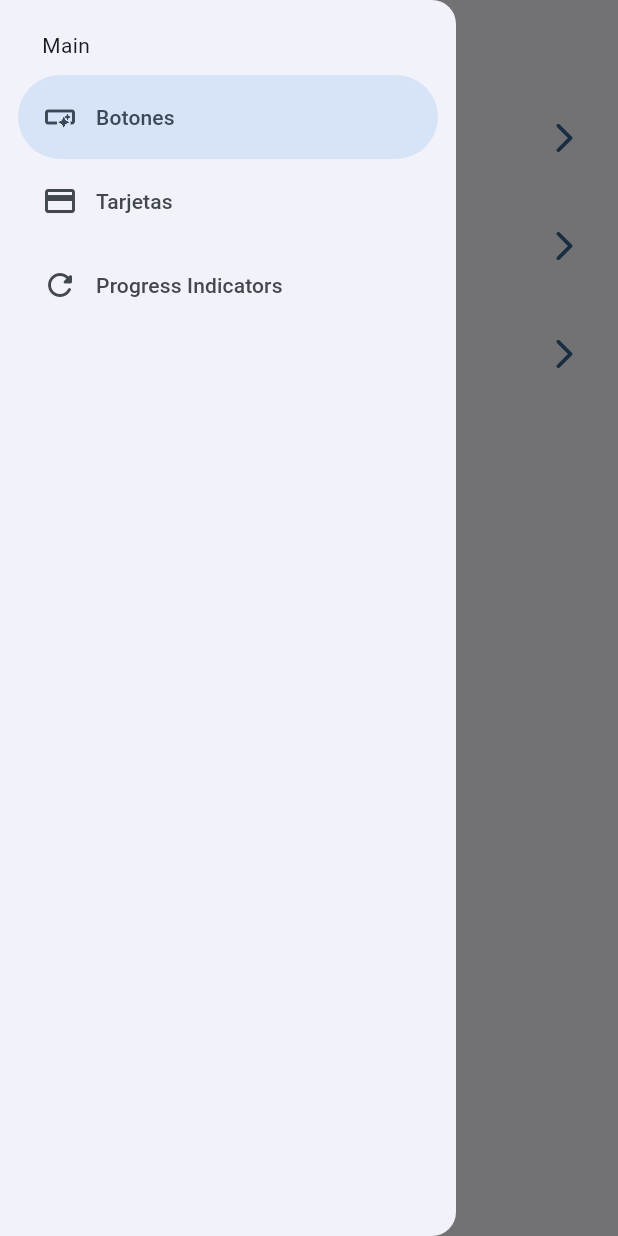
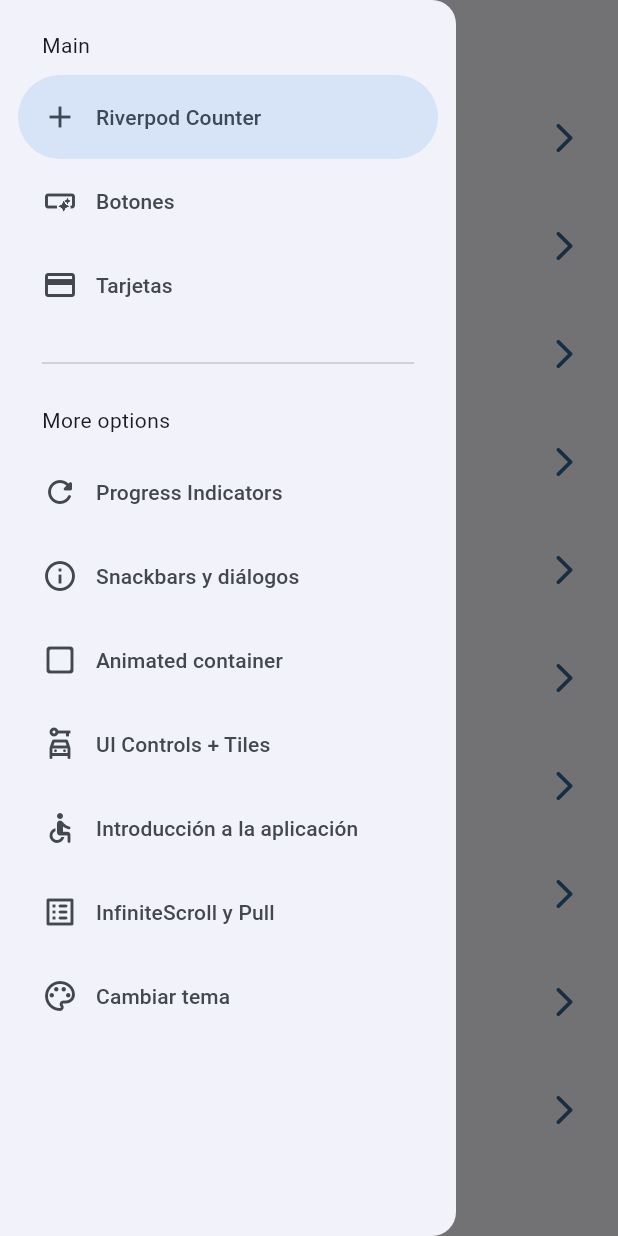
Before and after one commit to JesuuusArt/Practicas_DMI_220772, a Flutter app: the screen it shows after launch, with the side drawer open, on a phone screen of 412 x 824 dp. Run offline on Flutter 3.47's test engine with Material 3 defaults, Android fonts, the light colour scheme and no system bars; our stand-ins replace animate_do, audioplayers, dio, flutter_riverpod, go_router, shared_preferences and 3 more; missing offline and left inert: webview_flutter_android.

Commit message:
Practica 05
Puse todas las 10 pantallas en la lista del menu de inicio y ordene la barra lateral con separador para las opciones principales y las secundarias.

```diff
--- a/Practica05/widgets_app/lib/config/menu/menu_items.dart
+++ b/Practica05/widgets_app/lib/config/menu/menu_items.dart
@@ -1,5 +1,4 @@
 import 'package:flutter/material.dart';
-
 
 class MenuItem {
   final String title;
@@ -11,30 +10,69 @@ class MenuItem {
     required this.title,
     required this.subTitle,
     required this.link,
-    required this.icon
+    required this.icon,
   });
 }
 
-
 const appMenuItems = <MenuItem>[
+  MenuItem(
+    title: 'Riverpod Counter',
+    subTitle: 'Introducción a riverpod',
+    link: '/counter-river',
+    icon: Icons.add,
+  ),
   MenuItem(
     title: 'Botones',
     subTitle: 'Varios botones en Flutter',
     link: '/buttons',
     icon: Icons.smart_button_outlined,
   ),
-
   MenuItem(
     title: 'Tarjetas',
     subTitle: 'Un contenedor estilizado',
     link: '/cards',
     icon: Icons.credit_card,
   ),
-
   MenuItem(
     title: 'Progress Indicators',
     subTitle: 'Generales y controlados',
     link: '/progress',
     icon: Icons.refresh_rounded,
   ),
+  MenuItem(
+    title: 'Snackbars y diálogos',
+    subTitle: 'Indicadores en pantalla',
+    link: '/snackbars',
+    icon: Icons.info_outline,
+  ),
+  MenuItem(
+    title: 'Animated container',
+    subTitle: 'Stateful widget animado',
+    link: '/animated',
+    icon: Icons.check_box_outline_blank_rounded,
+  ),
+  MenuItem(
+    title: 'UI Controls + Tiles',
+    subTitle: 'Una serie de controles de Flutter',
+    link: '/ui-controls',
+    icon: Icons.car_rental_outlined,
+  ),
+  MenuItem(
+    title: 'Introducción a la aplicación',
+    subTitle: 'Pequeño tutorial introductorio',
+    link: '/tutorial',
+    icon: Icons.accessible_rounded,
+  ),
+  MenuItem(
+    title: 'InfiniteScroll y Pull',
+    subTitle: 'Listas infinitas y pull to refresh',
+    link: '/infinite',
+    icon: Icons.list_alt_rounded,
+  ),
+  MenuItem(
+    title: 'Cambiar tema',
+    subTitle: 'Cambiar tema de la aplicación',
+    link: '/theme-changer',
+    icon: Icons.color_lens_outlined,
+  ),
 ];
--- a/Practica05/widgets_app/lib/presentation/widgets/side_menu.dart
+++ b/Practica05/widgets_app/lib/presentation/widgets/side_menu.dart
@@ -24,7 +24,6 @@ class _SideMenuState extends State<SideMenu> {
 
     final hasNotch = MediaQuery.of(context).viewPadding.top > 35;
 
-
     return NavigationDrawer(
       selectedIndex: navDrawerIndex,
       onDestinationSelected: (value) {
@@ -33,7 +32,7 @@ class _SideMenuState extends State<SideMenu> {
         });
 
         final menuItem = appMenuItems[value];
-        context.push(menuItem.link);
+        context.push( menuItem.link );
         widget.scaffoldKey.currentState?.closeDrawer();
       },
       children: [
@@ -41,13 +40,33 @@ class _SideMenuState extends State<SideMenu> {
           padding: EdgeInsets.fromLTRB(28, hasNotch ? 0 : 20, 16, 10),
           child: const Text('Main'),
         ),
-        ...appMenuItems.map(
-          (item) => NavigationDrawerDestination(
-            icon: Icon(item.icon),
-            label: Text(item.title),
+
+        ...appMenuItems
+          .sublist(0, 3)
+          .map((item) => NavigationDrawerDestination(
+            icon: Icon( item.icon ),
+            label: Text( item.title ),
           ),
         ),
-      ],
+
+        const Padding(
+          padding: EdgeInsets.fromLTRB(28, 16, 28, 10),
+          child: Divider(),
+        ),
+
+        const Padding(
+          padding: EdgeInsets.fromLTRB(28, 10, 16, 10),
+          child: Text('More options'),
+        ),
+
+        ...appMenuItems
+          .sublist(3)
+          .map((item) => NavigationDrawerDestination(
+            icon: Icon( item.icon ),
+            label: Text( item.title ),
+          ),
+        ),
+      ]
     );
   }
 }
```
